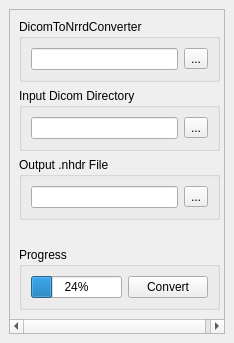
Qt form gui/Dicom2NrrdPanel.ui (NIRALUser/DTIPrep) before a commit.
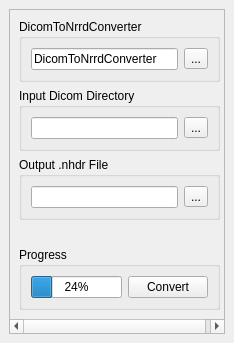
The same form after that commit. Icons and pictures are not drawn.

The edit to the form file:
```diff
--- a/gui/Dicom2NrrdPanel.ui
+++ b/gui/Dicom2NrrdPanel.ui
@@ -63,7 +63,11 @@
           </property>
           <layout class="QHBoxLayout" name="horizontalLayout_4" >
            <item>
-            <widget class="QLineEdit" name="lineEdit_DicomToNrrdConverterCommand" />
+            <widget class="QLineEdit" name="lineEdit_DicomToNrrdConverterCommand" >
+             <property name="text" >
+              <string>DicomToNrrdConverter</string>
+             </property>
+            </widget>
            </item>
            <item>
             <widget class="QToolButton" name="toolButton_DicomToNrrdConverterCommand" >
```
